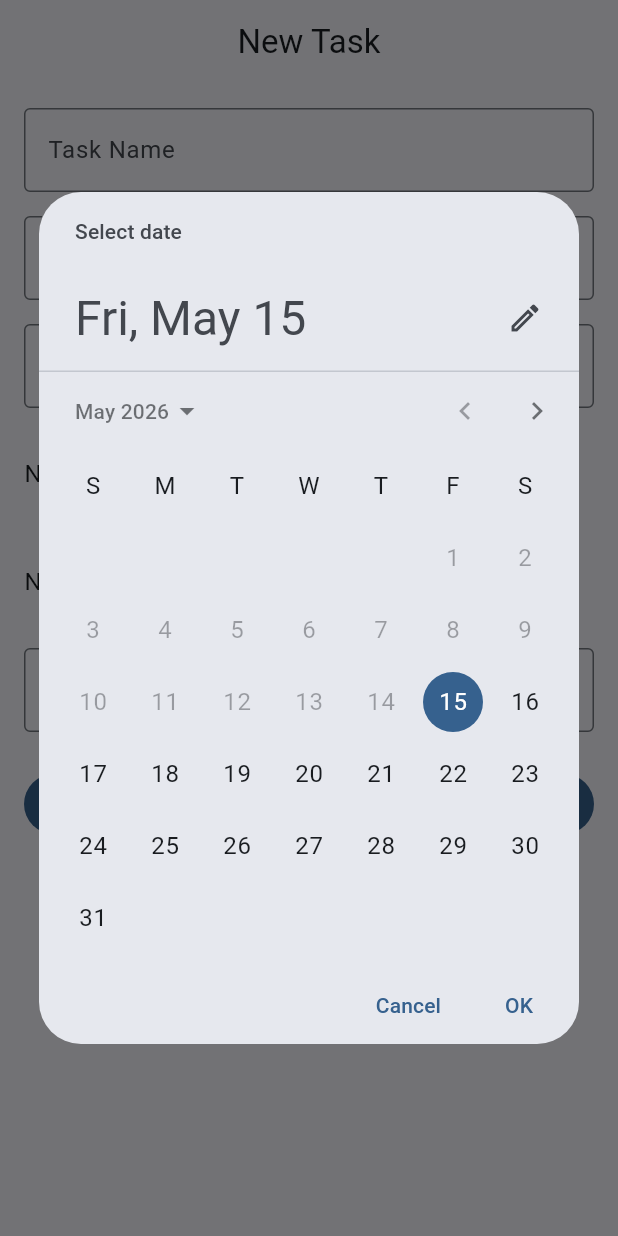
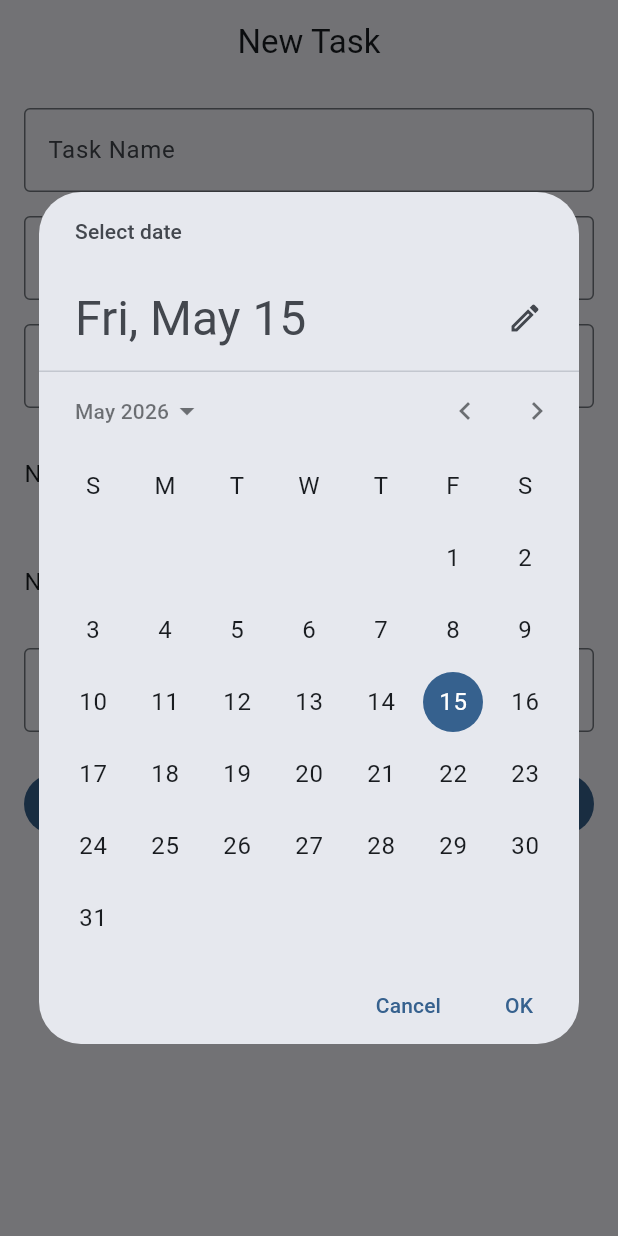
Before and after one commit to Govher07/task-scheduler, a Flutter app: the TaskFormScreen screen opened by its route, after a tap on the "calendar today" icon, on a phone screen of 412 x 824 dp. Run offline on Flutter 3.47's test engine with Material 3 defaults, Android fonts, the phone set to English and light mode, and no system bars; our stand-ins replace drift, flutter_riverpod, freezed_annotation, go_router, shared_preferences, supabase_flutter; accounts and stored records are empty; generated files the repository leaves out were written again.

Commit message:
local update

```diff
--- a/lib/features/goals/screens/task_form_screen.dart
+++ b/lib/features/goals/screens/task_form_screen.dart
@@ -110,8 +110,8 @@ class _TaskFormScreenState extends ConsumerState<TaskFormScreen> {
                       final date = await showDatePicker(
                         context: context,
                         initialDate: _starttime ?? DateTime.now(),
-                        firstDate: DateTime.now(),
-                        lastDate: DateTime.now().add(const Duration(days: 365 * 5)),
+                        firstDate: DateTime(2020),
+                        lastDate: _deadline ?? DateTime.now().add(const Duration(days: 365 * 5)),
                       );
                       if (date != null) setState(() => _starttime = date);
                     },
@@ -134,7 +134,7 @@ class _TaskFormScreenState extends ConsumerState<TaskFormScreen> {
                       final date = await showDatePicker(
                         context: context,
                         initialDate: _deadline ?? DateTime.now(),
-                        firstDate: DateTime.now(),
+                        firstDate: _starttime ?? DateTime.now(),
                         lastDate: DateTime.now().add(const Duration(days: 365 * 5)),
                       );
                       if (date != null) setState(() => _deadline = date);
```
